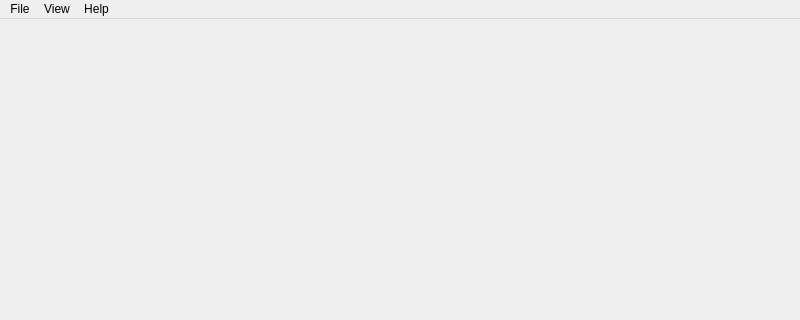
Above: ui/reconstructmeqt.ui from cheind/reconstructme-qt before the change; both pictures show x 0 to 800 and y 0 to 320 of the 800 by 600 pixel window. Below: the same form after it.
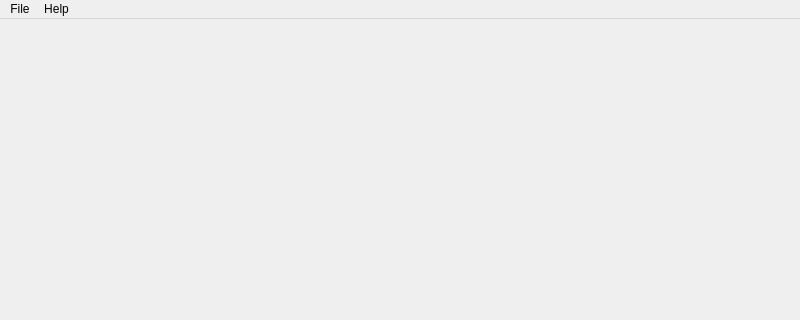
That is the form after the change.

```diff
--- a/ui/reconstructmeqt.ui
+++ b/ui/reconstructmeqt.ui
@@ -75,16 +75,7 @@
     <addaction name="separator"/>
     <addaction name="actionAbout"/>
    </widget>
-   <widget class="QMenu" name="menuView">
-    <property name="title">
-     <string>View</string>
-    </property>
-    <addaction name="actionScan"/>
-    <addaction name="actionCalibration"/>
-    <addaction name="action3D_Preview"/>
-   </widget>
    <addaction name="menuFile"/>
-   <addaction name="menuView"/>
    <addaction name="menuHelp"/>
   </widget>
   <widget class="QStatusBar" name="reconstruct_satus_bar"/>
```
